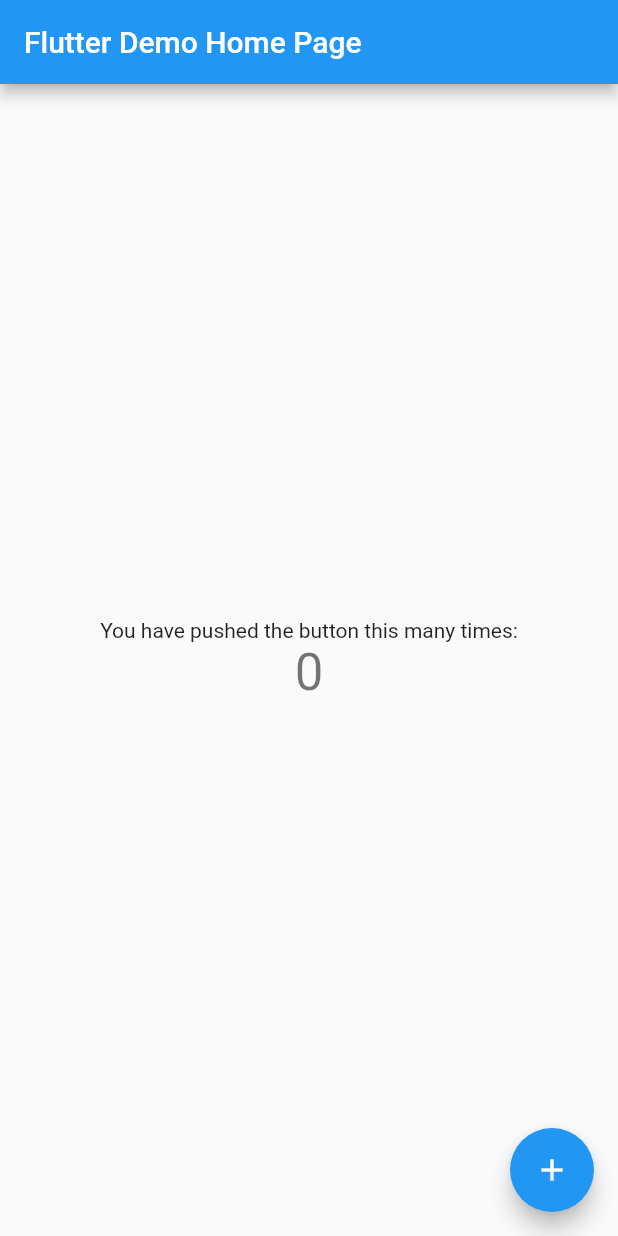
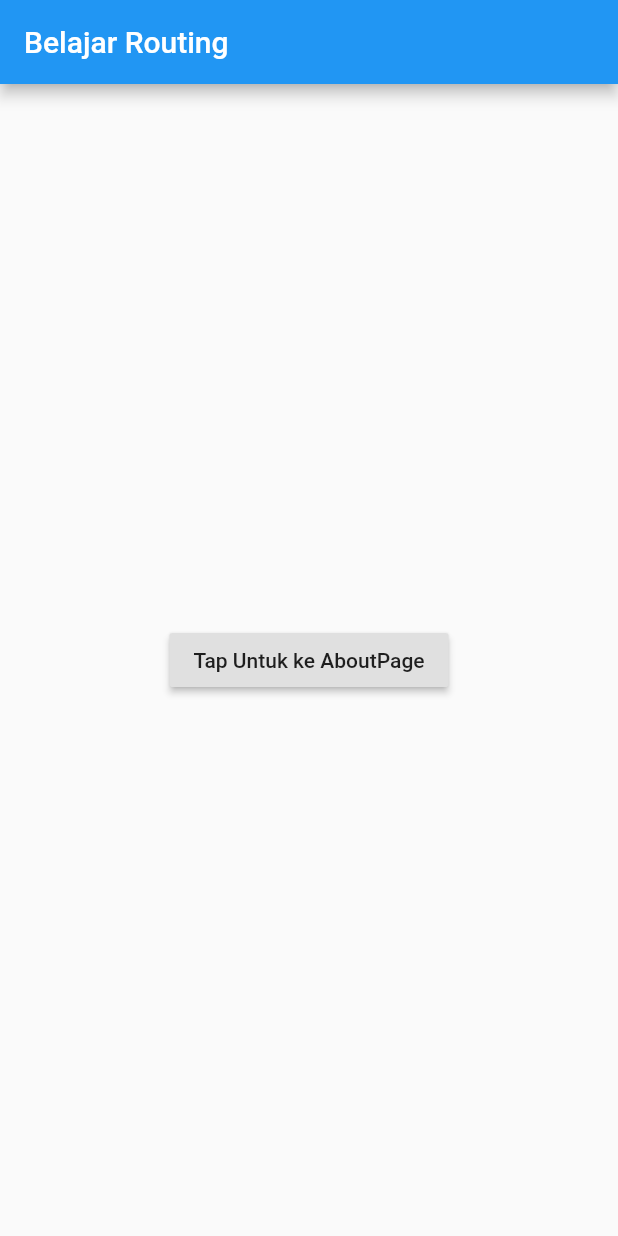
Before and after one commit to Dhika0/cuaca2, a Flutter app: the screen it shows after launch, on a phone screen of 412 x 824 dp. Run offline on Flutter 3.47's test engine with Material 2 defaults, Android fonts, the light colour scheme and no system bars.

Commit message:
upload applikasi

```diff
--- a/lib/main.dart
+++ b/lib/main.dart
@@ -1,115 +1,43 @@
 import 'package:flutter/material.dart';
-
 void main() {
-  runApp(const MyApp());
+  runApp(MaterialApp(
+    home: HomePage(),
+  ));
 }
-
-class MyApp extends StatelessWidget {
-  const MyApp({Key? key}) : super(key: key);
-
-  // This widget is the root of your application.
+class HomePage extends StatelessWidget {
   @override
   Widget build(BuildContext context) {
-    return MaterialApp(
-      title: 'Flutter Demo',
-      theme: ThemeData(
-        // This is the theme of your application.
-        //
-        // Try running your application with "flutter run". You'll see the
-        // application has a blue toolbar. Then, without quitting the app, try
-        // changing the primarySwatch below to Colors.green and then invoke
-        // "hot reload" (press "r" in the console where you ran "flutter run",
-        // or simply save your changes to "hot reload" in a Flutter IDE).
-        // Notice that the counter didn't reset back to zero; the application
-        // is not restarted.
-        primarySwatch: Colors.blue,
+    return Scaffold(
+      appBar: AppBar(
+        title: Text('Belajar Routing'),
       ),
-      home: const MyHomePage(title: 'Flutter Demo Home Page'),
+      body: Center(
+        child: RaisedButton(
+          onPressed: () {
+            Route route = MaterialPageRoute(builder: (context) => AboutPage());
+            Navigator.push(context, route);
+          },
+          child: Text('Tap Untuk ke AboutPage'),
+        ),
+      ),
     );
   }
 }
-
-class MyHomePage extends StatefulWidget {
-  const MyHomePage({Key? key, required this.title}) : super(key: key);
-
-  // This widget is the home page of your application. It is stateful, meaning
-  // that it has a State object (defined below) that contains fields that affect
-  // how it looks.
-
-  // This class is the configuration for the state. It holds the values (in this
-  // case the title) provided by the parent (in this case the App widget) and
-  // used by the build method of the State. Fields in a Widget subclass are
-  // always marked "final".
-
-  final String title;
-
-  @override
-  State<MyHomePage> createState() => _MyHomePageState();
-}
-
-class _MyHomePageState extends State<MyHomePage> {
-  int _counter = 0;
-
-  void _incrementCounter() {
-    setState(() {
-      // This call to setState tells the Flutter framework that something has
-      // changed in this State, which causes it to rerun the build method below
-      // so that the display can reflect the updated values. If we changed
-      // _counter without calling setState(), then the build method would not be
-      // called again, and so nothing would appear to happen.
-      _counter++;
-    });
-  }
-
+class AboutPage extends StatelessWidget {
   @override
   Widget build(BuildContext context) {
-    // This method is rerun every time setState is called, for instance as done
-    // by the _incrementCounter method above.
-    //
-    // The Flutter framework has been optimized to make rerunning build methods
-    // fast, so that you can just rebuild anything that needs updating rather
-    // than having to individually change instances of widgets.
     return Scaffold(
       appBar: AppBar(
-        // Here we take the value from the MyHomePage object that was created by
-        // the App.build method, and use it to set our appbar title.
-        title: Text(widget.title),
+        title: Text('Tentang Aplikasi'),
       ),
       body: Center(
-        // Center is a layout widget. It takes a single child and positions it
-        // in the middle of the parent.
-        child: Column(
-          // Column is also a layout widget. It takes a list of children and
-          // arranges them vertically. By default, it sizes itself to fit its
-          // children horizontally, and tries to be as tall as its parent.
-          //
-          // Invoke "debug painting" (press "p" in the console, choose the
-          // "Toggle Debug Paint" action from the Flutter Inspector in Android
-          // Studio, or the "Toggle Debug Paint" command in Visual Studio Code)
-          // to see the wireframe for each widget.
-          //
-          // Column has various properties to control how it sizes itself and
-          // how it positions its children. Here we use mainAxisAlignment to
-          // center the children vertically; the main axis here is the vertical
-          // axis because Columns are vertical (the cross axis would be
-          // horizontal).
-          mainAxisAlignment: MainAxisAlignment.center,
-          children: <Widget>[
-            const Text(
-              'You have pushed the button this many times:',
-            ),
-            Text(
-              '$_counter',
-              style: Theme.of(context).textTheme.headline4,
-            ),
-          ],
+        child: RaisedButton(
+          onPressed: () {
+            Navigator.pop(context);
+          },
+          child: Text('Kembali'),
         ),
       ),
-      floatingActionButton: FloatingActionButton(
-        onPressed: _incrementCounter,
-        tooltip: 'Increment',
-        child: const Icon(Icons.add),
-      ), // This trailing comma makes auto-formatting nicer for build methods.
     );
   }
 }
```
